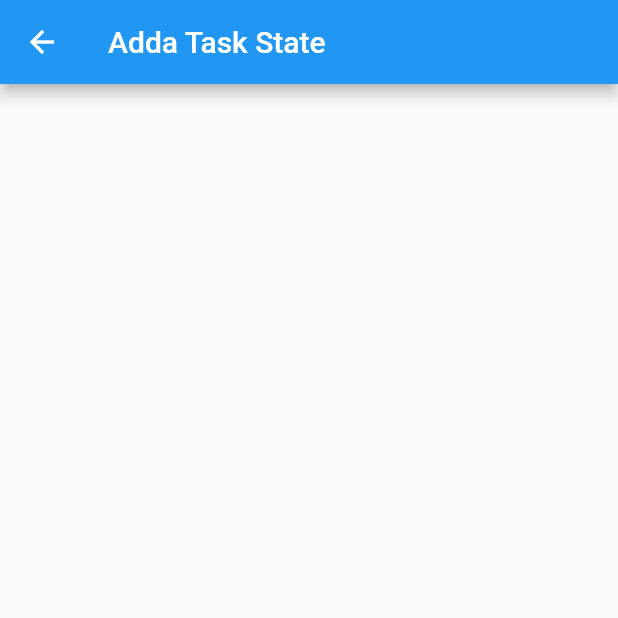
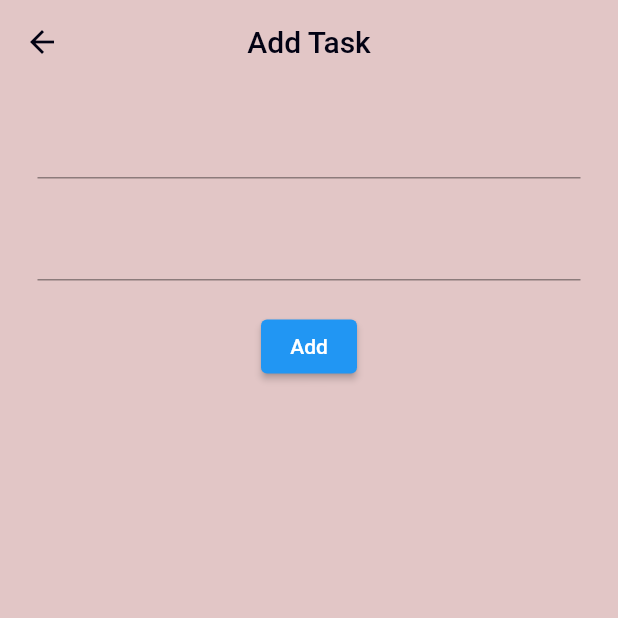
Before and after one commit to NodirbekRasuljonov/doit, a Flutter app: the screen it shows after launch, after a tap on the "add" icon, on a phone screen of 412 x 824 dp, the top half of it. Run offline on Flutter 3.47's test engine with Material 2 defaults, Android fonts, the phone set to English and light mode, and no system bars; our stand-ins replace bloc, flutter_bloc, hive, hive_flutter; accounts and stored records are empty.

Commit message:
some changes related to hive

```diff
--- a/lib/core/routes/app_routes.dart
+++ b/lib/core/routes/app_routes.dart
@@ -18,5 +18,6 @@ class AppRoutes {
           },
         );
     }
+    return null;
   }
 }
--- a/lib/home/cubit/home_cubit.dart
+++ b/lib/home/cubit/home_cubit.dart
@@ -1,12 +1,12 @@
 import 'package:bloc/bloc.dart';
 import 'package:doit/home/state/home_state.dart';
+import 'package:hive/hive.dart';
 
 class HomeCubit extends Cubit<HomeState>{
   HomeCubit():super(HomeInitialState());
+  Box hBox=Hive.box("testBox");
 
 
 
-  void addTaskState(){
-    emit(AddTaskState());
-  }
+
 }
--- a/lib/home/pages/add_task.dart
+++ b/lib/home/pages/add_task.dart
@@ -1,6 +1,8 @@
+import 'package:doit/core/constants/color_const.dart';
+import 'package:doit/home/cubit/home_cubit.dart';
+import 'package:doit/home/state/home_state.dart';
 import 'package:flutter/material.dart';
-import 'package:flutter/src/widgets/framework.dart';
-import 'package:flutter/src/widgets/placeholder.dart';
+import 'package:flutter_bloc/flutter_bloc.dart';
 
 class AddTaskPage extends StatelessWidget {
   const AddTaskPage({super.key});
@@ -8,9 +10,48 @@ class AddTaskPage extends StatelessWidget {
   @override
   Widget build(BuildContext context) {
     return Scaffold(
-      appBar: AppBar(
-        title: Text("Adda Task State"),
+      backgroundColor: ColorConst.kBackgroundColor,
+      appBar: appBar(),
+      body: BlocConsumer<HomeCubit, HomeState>(
+        builder: (context, state) {
+          return Container(
+            padding: EdgeInsets.symmetric(horizontal: 25.0, vertical: 15.0),
+            height: MediaQuery.of(context).size.height,
+            width: MediaQuery.of(context).size.width,
+            child: Column(
+              crossAxisAlignment: CrossAxisAlignment.center,
+              children: [
+                TextFormField(),
+                space(),
+                TextFormField(),
+                space(),
+                ElevatedButton(
+                  onPressed: () {},
+                  child: Text("Add"),
+                )
+              ],
+            ),
+          );
+        },
+        listener: (context, state) {},
       ),
     );
   }
+
+  SizedBox space() => SizedBox(
+        height: 20.0,
+      );
+
+  AppBar appBar() {
+    return AppBar(
+      title: Text(
+        "Add Task",
+        style: TextStyle(color: ColorConst.kTextColor, fontSize: 20.0),
+      ),
+      elevation: 0.0,
+      centerTitle: true,
+      backgroundColor: ColorConst.kTransparentColor,
+      iconTheme: IconThemeData(color: ColorConst.kTextColor),
+    );
+  }
 }
--- a/lib/main.dart
+++ b/lib/main.dart
@@ -3,8 +3,15 @@ import 'package:doit/core/routes/app_routes.dart';
 import 'package:doit/home/cubit/home_cubit.dart';
 import 'package:flutter/material.dart';
 import 'package:flutter_bloc/flutter_bloc.dart';
+import 'package:hive/hive.dart';
+import 'package:hive_flutter/adapters.dart';
 
-void main() {
+void main() async {
+  await Hive.initFlutter();
+  Box box = await Hive.openBox('testBox');
+  box.put('name', 'David');
+
+
   runApp(
     MultiBlocProvider(
       providers: [
```
